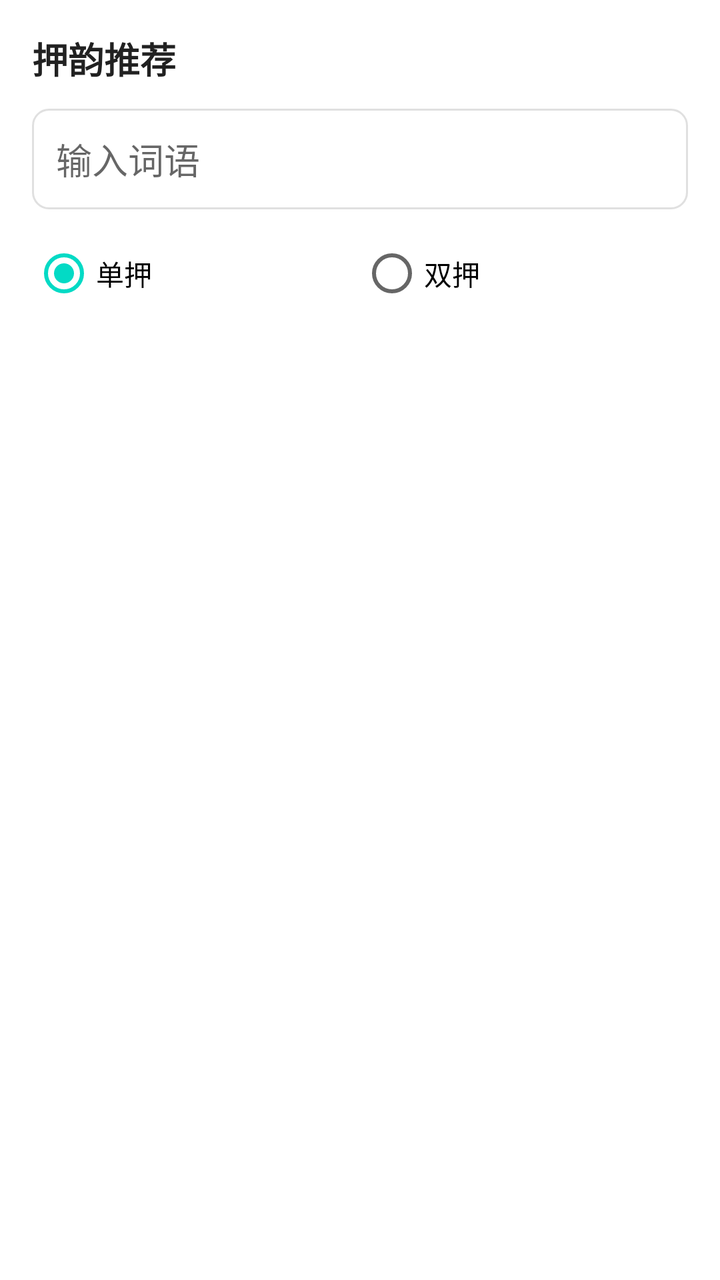
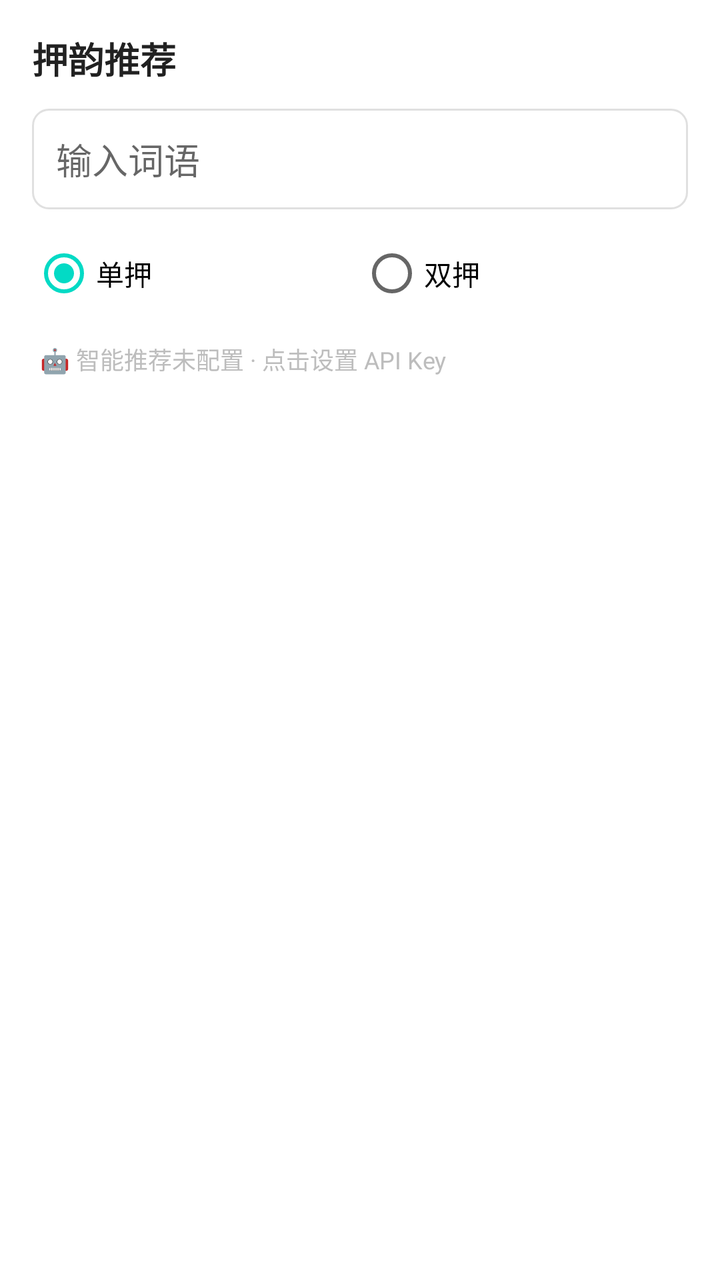

Two renders of the same Android screen: before a commit and after it. Below are the layout's source before the change and the commit's diff.
<!-- AndroidManifest.xml: application theme Theme.LyricHelper -->
<!-- res/layout/fragment_rhyme_panel.xml -->
<?xml version="1.0" encoding="utf-8"?>
<LinearLayout xmlns:android="http://schemas.android.com/apk/res/android"
    android:layout_width="match_parent"
    android:layout_height="wrap_content"
    android:background="@color/surface"
    android:maxHeight="600dp"
    android:orientation="vertical"
    android:padding="16dp">

    
    <TextView
        android:layout_width="wrap_content"
        android:layout_height="wrap_content"
        android:layout_marginBottom="12dp"
        android:text="@string/rhyme_suggest"
        android:textColor="@color/text_primary"
        android:textSize="18sp"
        android:textStyle="bold" />

    
    <EditText
        android:id="@+id/et_rhyme_input"
        android:layout_width="match_parent"
        android:layout_height="wrap_content"
        android:background="@drawable/edit_line_bg"
        android:hint="@string/rhyme_input_hint"
        android:inputType="text"
        android:maxLines="1"
        android:padding="12dp" />

    
    <RadioGroup
        android:id="@+id/rg_rhyme_type"
        android:layout_width="match_parent"
        android:layout_height="wrap_content"
        android:layout_marginTop="8dp"
        android:orientation="horizontal">

        <RadioButton
            android:id="@+id/rb_single"
            android:layout_width="0dp"
            android:layout_height="wrap_content"
            android:layout_weight="1"
            android:checked="true"
            android:text="@string/rhyme_single" />

        <RadioButton
            android:id="@+id/rb_double"
            android:layout_width="0dp"
            android:layout_height="wrap_content"
            android:layout_weight="1"
            android:text="@string/rhyme_double" />
    </RadioGroup>

    
    <Button
        android:id="@+id/btn_rhyme_search"
        style="@style/Widget.Button.Primary"
        android:layout_width="match_parent"
        android:layout_height="wrap_content"
        android:layout_marginTop="8dp"
        android:text="@string/rhyme_search" />

    
    <androidx.recyclerview.widget.RecyclerView
        android:id="@+id/rv_rhyme_results"
        android:layout_width="match_parent"
        android:layout_height="wrap_content"
        android:layout_marginTop="8dp"
        android:maxHeight="300dp" />

    
    <TextView
        android:id="@+id/tv_rhyme_empty"
        android:layout_width="match_parent"
        android:layout_height="wrap_content"
        android:layout_marginTop="16dp"
        android:gravity="center"
        android:text="无匹配结果"
        android:textColor="@color/text_hint"
        android:visibility="gone" />

</LinearLayout>
<!-- resources referenced by this layout -->
<resources>
  <color name="surface">#FFFFFF</color>
  <color name="text_hint">#BDBDBD</color>
  <color name="text_primary">#212121</color>
  <!-- drawable edit_line_bg (drawable) -->
  <?xml version="1.0" encoding="utf-8"?>
  <shape xmlns:android="http://schemas.android.com/apk/res/android"
      android:shape="rectangle">
      <solid android:color="@color/surface" />
      <stroke
          android:width="1dp"
          android:color="@color/divider" />
      <corners android:radius="8dp" />
  </shape>
  <string name="rhyme_double">双押</string>
  <string name="rhyme_input_hint">输入词语</string>
  <string name="rhyme_search">搜索</string>
  <string name="rhyme_single">单押</string>
  <string name="rhyme_suggest">押韵推荐</string>
  <style name="Widget.Button.Primary" parent="Widget.MaterialComponents.Button">
          <item name="backgroundTint">@color/primary</item>
      </style>
  <style name="Theme.LyricHelper" parent="Theme.MaterialComponents.Light.NoActionBar">
          <item name="colorPrimary">@color/primary</item>
          <item name="colorPrimaryVariant">@color/primary_dark</item>
          <item name="colorOnPrimary">@color/text_white</item>
          <item name="colorSecondary">@color/accent</item>
          <item name="colorOnSecondary">@color/black</item>
          <item name="android:colorBackground">@color/background</item>
          <item name="colorSurface">@color/surface</item>
          <item name="colorOnSurface">@color/text_primary</item>
      </style>
  <color name="divider">#E0E0E0</color>
  <color name="primary">#6200EE</color>
  <color name="primary_dark">#3700B3</color>
  <color name="text_white">#FFFFFF</color>
  <color name="accent">#03DAC5</color>
  <color name="black">#000000</color>
  <color name="background">#FAFAFA</color>
</resources>

<!-- the commit's change to res/layout/fragment_rhyme_panel.xml (unified diff, before → after) -->
@@ -53,6 +53,17 @@
     </RadioGroup>
 
     
+    <TextView
+        android:id="@+id/tv_llm_status"
+        android:layout_width="match_parent"
+        android:layout_height="wrap_content"
+        android:layout_marginTop="6dp"
+        android:padding="4dp"
+        android:text="🤖 智能推荐未配置 · 点击设置 API Key"
+        android:textColor="@color/text_hint"
+        android:textSize="12sp" />
+
+    
     <Button
         android:id="@+id/btn_rhyme_search"
         style="@style/Widget.Button.Primary"
